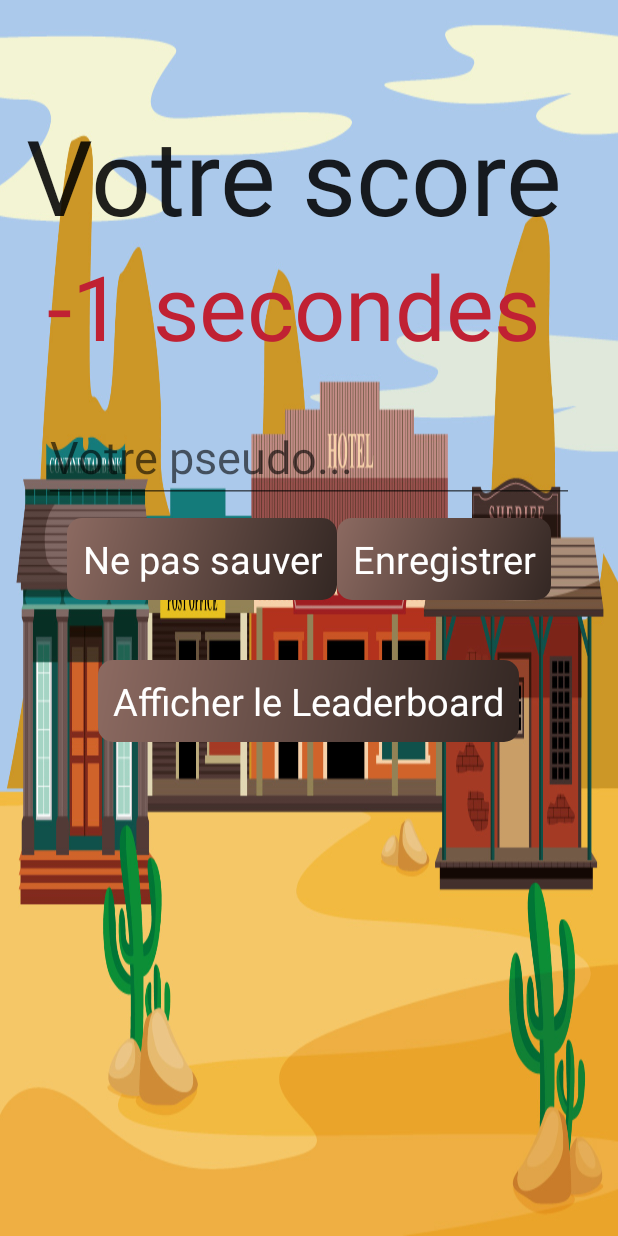
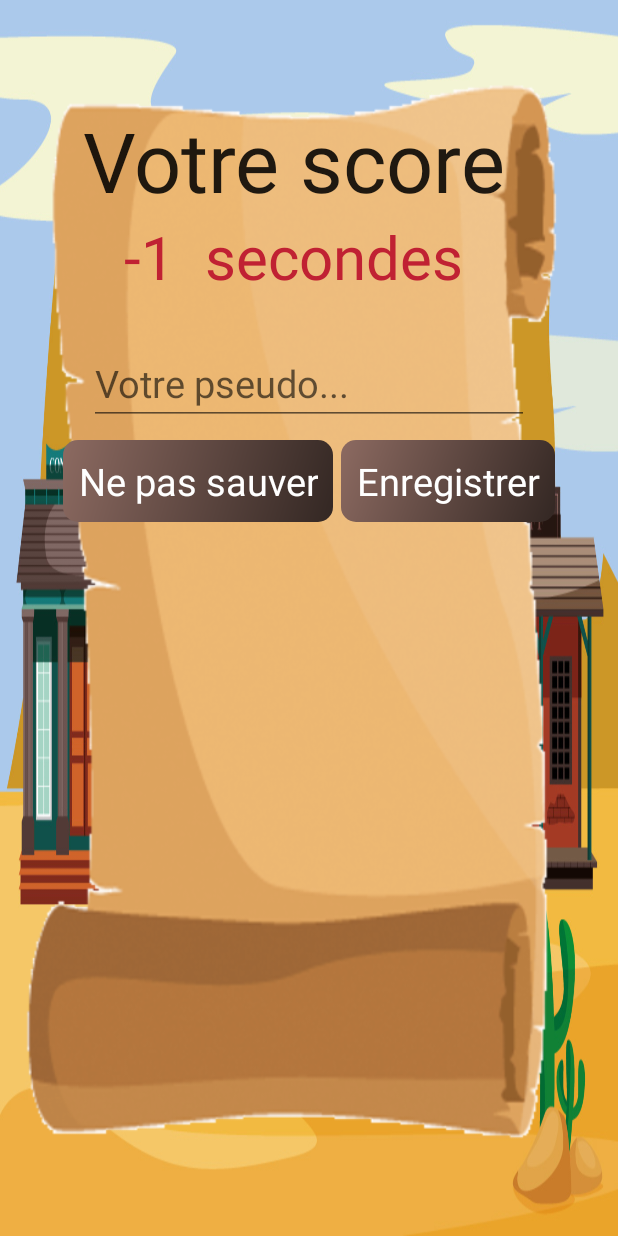
Before and after one commit to NitriKx/M2DL-FHCI-Challenge, an Android app: the NouveauScoreActivity screen opened directly, with no data from a screen before it, on a phone screen of 412 x 824 dp. Run offline under Robolectric (Android 15) with nearby library versions, the phone set to English and light mode, and no system bars; libraries missing offline, so code that uses them is left out: com.raizlabs.android; 1 statement that could not run was skipped.

Commit message:
Ajout fond pour affichage des scores

```diff
--- a/app/src/main/res/layout/activity_nouveau_score_pseudo.xml
+++ b/app/src/main/res/layout/activity_nouveau_score_pseudo.xml
@@ -4,6 +4,16 @@
     android:layout_width="match_parent"
     android:layout_height="match_parent"
     tools:context="com.lifo.cowboy.NouveauScoreActivity">
+
+    <RelativeLayout
+        android:layout_width="match_parent"
+        android:layout_height="match_parent">
+
+        <ImageView
+            android:layout_width="match_parent"
+            android:layout_height="match_parent"
+            android:id="@+id/imageView3"
+            android:src="@drawable/scorebackground" />
 
         <LinearLayout
             android:layout_width="match_parent"
@@ -20,7 +30,7 @@
                 android:layout_height="wrap_content"
                 android:text="@string/nouveau_score_result_label_text"
                 android:textAppearance="?android:attr/textAppearanceLarge"
-            android:textSize="70sp"/>
+                android:textSize="55sp"/>
 
             <LinearLayout
                 android:layout_width="wrap_content"
@@ -36,7 +46,8 @@
                     android:text="XXXXX"
                     android:textAppearance="?android:attr/textAppearanceLarge"
                     android:textColor="#c02133"
-                android:textSize="60sp" />
+                    android:textSize="40sp"
+                    android:textIsSelectable="true" />
 
                 <TextView
                     android:layout_width="wrap_content"
@@ -44,7 +55,8 @@
                     android:text="secondes"
                     android:textAppearance="?android:attr/textAppearanceLarge"
                     android:textColor="#c02133"
-                android:textSize="60sp" />
+                    android:textSize="40sp"
+                    android:textIsSelectable="false" />
             </LinearLayout>
 
             <LinearLayout
@@ -60,7 +72,8 @@
                     android:ems="10"
                     android:hint="Votre pseudo..."
                     android:inputType="textPersonName"
-                android:textSize="30sp" />
+                    android:textSize="25sp"
+                    android:textIsSelectable="true" />
             </LinearLayout>
 
             <LinearLayout
@@ -74,7 +87,8 @@
                     android:layout_width="wrap_content"
                     android:layout_height="wrap_content"
                     android:text="Ne pas sauver"
-                android:onClick="retourAuJeu" />
+                    android:onClick="retourAuJeu"
+                    android:layout_marginRight="5dp" />
 
                 <Button
                     android:id="@+id/button2"
@@ -90,13 +104,9 @@
                 android:layout_height="wrap_content"
                 android:paddingTop="40dp">
 
-            <Button
-                android:layout_width="wrap_content"
-                android:layout_height="wrap_content"
-                android:text="Afficher le Leaderboard"
-                android:id="@+id/leaderboard_bouton_afficher_leaderboard"
-                android:onClick="showLeaderboard" />
             </LinearLayout>
 
         </LinearLayout>
+
+    </RelativeLayout>
 </FrameLayout>
```
Also changed, not shown: app/src/main/res/drawable/scorebackground.png (added). Lines whose indentation alone changed are shown as unchanged.
